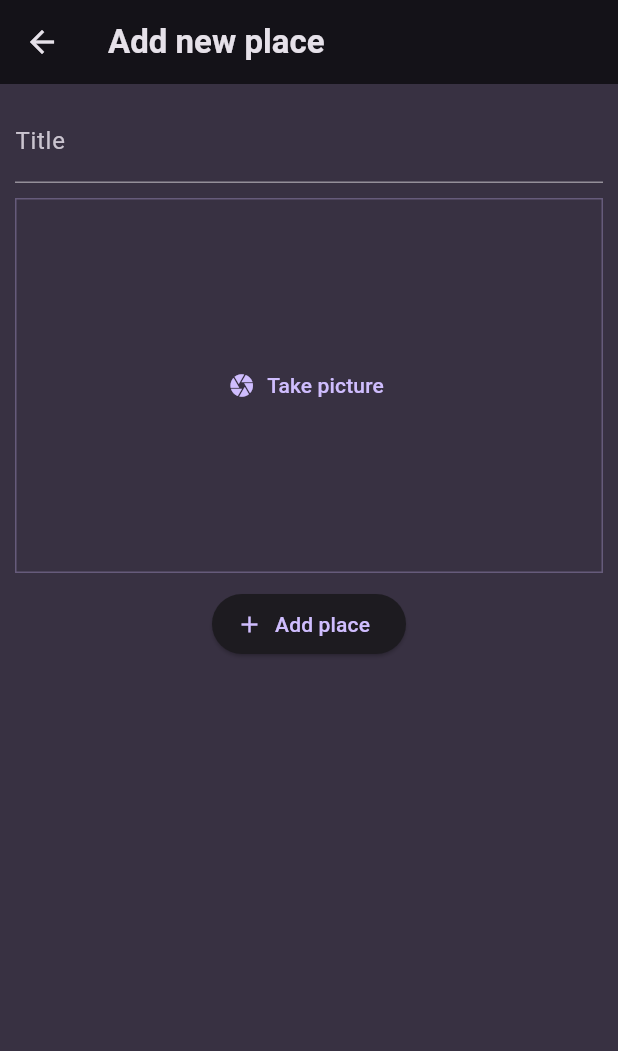
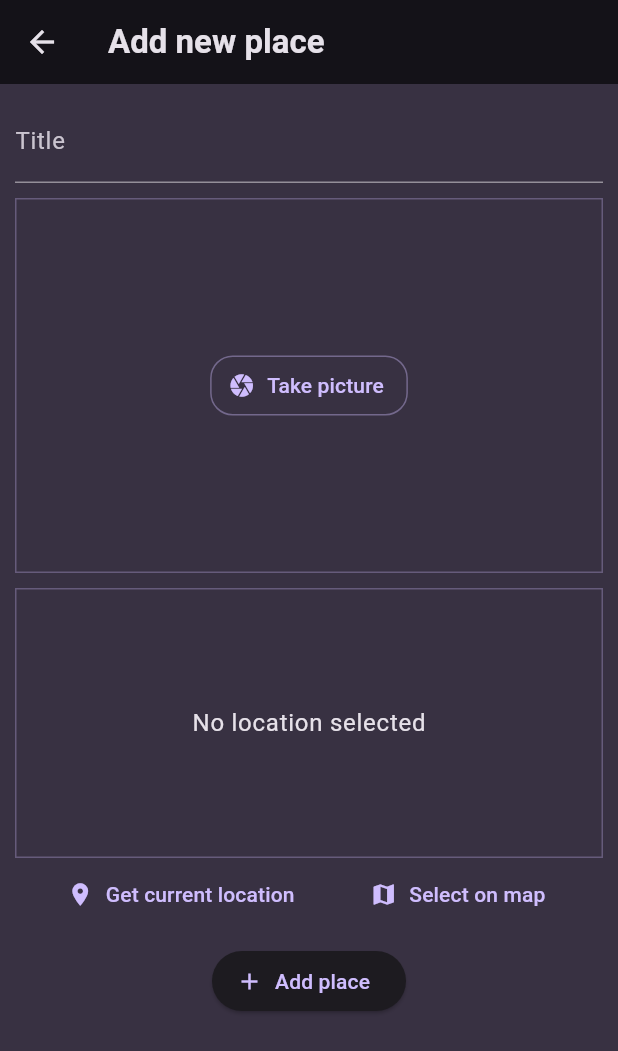
Before and after one commit to Houcine-O/favorite-places-app, a Flutter app: the AddPlaceScreen screen opened directly, on a phone screen of 412 x 824 dp. Shown: the top 1051 px of the screen. Run offline on Flutter 3.47's test engine with Material 3 defaults, Android fonts, the phone set to English and light mode, and no system bars; our stand-ins replace flutter_riverpod, google_fonts, image_picker.

Commit message:
added the location input widget

```diff
--- a/lib/screens/add_place_screen.dart
+++ b/lib/screens/add_place_screen.dart
@@ -2,6 +2,7 @@ import 'dart:io';
 
 import 'package:favorite_places_app/providers/places_list_provider.dart';
 import 'package:favorite_places_app/widgets/image_input.dart';
+import 'package:favorite_places_app/widgets/location_input.dart';
 import 'package:flutter_riverpod/flutter_riverpod.dart';
 import 'package:flutter/material.dart';
 
@@ -56,6 +57,10 @@ class _AddPlaceScreenState extends ConsumerState<AddPlaceScreen> {
             const SizedBox(
               height: 10,
             ),
+            const LocationInput(),
+            const SizedBox(
+              height: 10,
+            ),
             ElevatedButton.icon(
               onPressed: () {
                 if (_formKey.currentState!.validate()) {
--- a/lib/widgets/image_input.dart
+++ b/lib/widgets/image_input.dart
@@ -30,6 +30,15 @@ class _ImageInputState extends State<ImageInput> {
   @override
   Widget build(BuildContext context) {
     Widget content = TextButton.icon(
+      style: ButtonStyle(
+          shape: MaterialStateProperty.all<RoundedRectangleBorder>(
+              RoundedRectangleBorder(
+                  borderRadius: BorderRadius.circular(15.0),
+                  side: BorderSide(
+                      color: Theme.of(context)
+                          .colorScheme
+                          .primary
+                          .withAlpha(100))))),
       onPressed: _takepicture,
       icon: const Icon(Icons.camera),
       label: const Text('Take picture'),
--- /dev/null
+++ b/lib/widgets/location_input.dart
@@ -0,0 +1,48 @@
+import 'package:flutter/material.dart';
+
+class LocationInput extends StatefulWidget {
+  const LocationInput({super.key});
+
+  @override
+  State<LocationInput> createState() => _LocationInputState();
+}
+
+class _LocationInputState extends State<LocationInput> {
+  @override
+  Widget build(BuildContext context) {
+    return Column(
+      children: [
+        Container(
+          alignment: Alignment.center,
+          height: 180,
+          width: double.infinity,
+          decoration: BoxDecoration(
+            border: Border.all(
+              width: 1,
+              color: Theme.of(context).colorScheme.primary.withOpacity(0.3),
+            ),
+          ),
+          child: Text(
+            'No location selected',
+            style: Theme.of(context).textTheme.bodyLarge!.copyWith(
+                  color: Theme.of(context).colorScheme.onBackground,
+                ),
+          ),
+        ),
+        Row(
+          mainAxisAlignment: MainAxisAlignment.spaceEvenly,
+          children: [
+            TextButton.icon(
+                onPressed: () {},
+                icon: const Icon(Icons.location_on),
+                label: const Text('Get current location')),
+            TextButton.icon(
+                onPressed: () {},
+                icon: const Icon(Icons.map),
+                label: const Text('Select on map'))
+          ],
+        )
+      ],
+    );
+  }
+}
--- a/pubspec.yaml
+++ b/pubspec.yaml
@@ -39,6 +39,7 @@ dependencies:
   flutter_riverpod: ^2.4.9
   uuid: ^4.2.2
   image_picker: ^1.0.5
+  location: ^5.0.3
 
 dev_dependencies:
   flutter_test:
```
Also changed, not shown: pubspec.lock, 3 other files.
